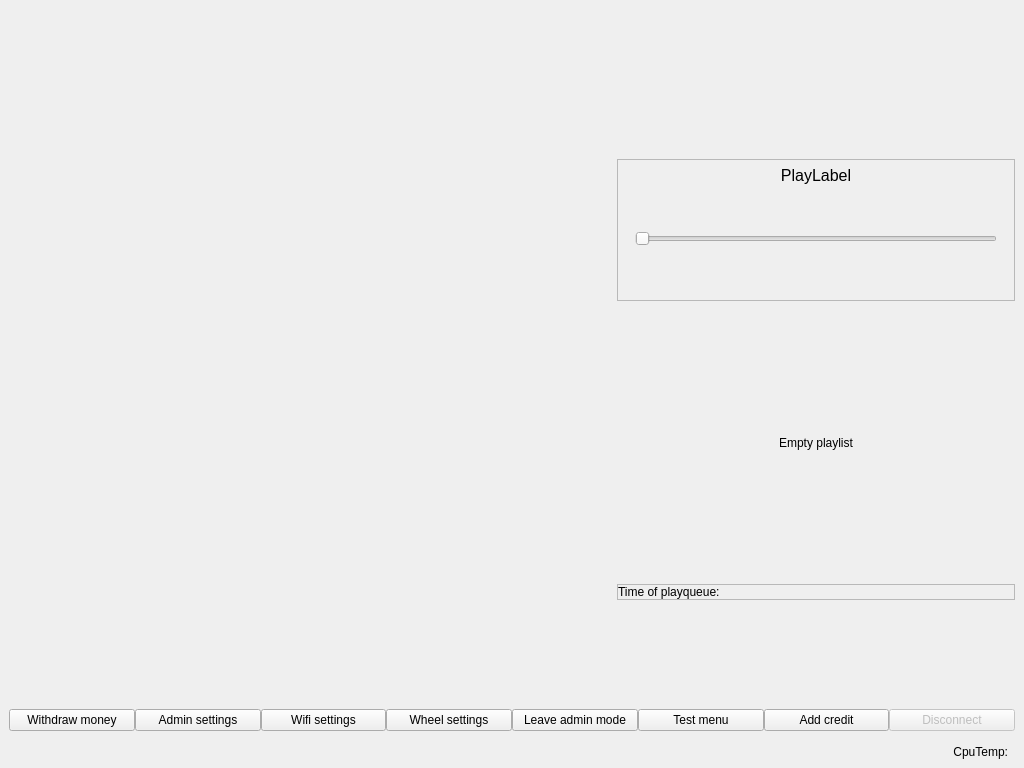
This is blue-app/ui/MainWindow.ui in matus-u/sz-bluetooth as Qt 5 draws it before an edit. The edited form follows.
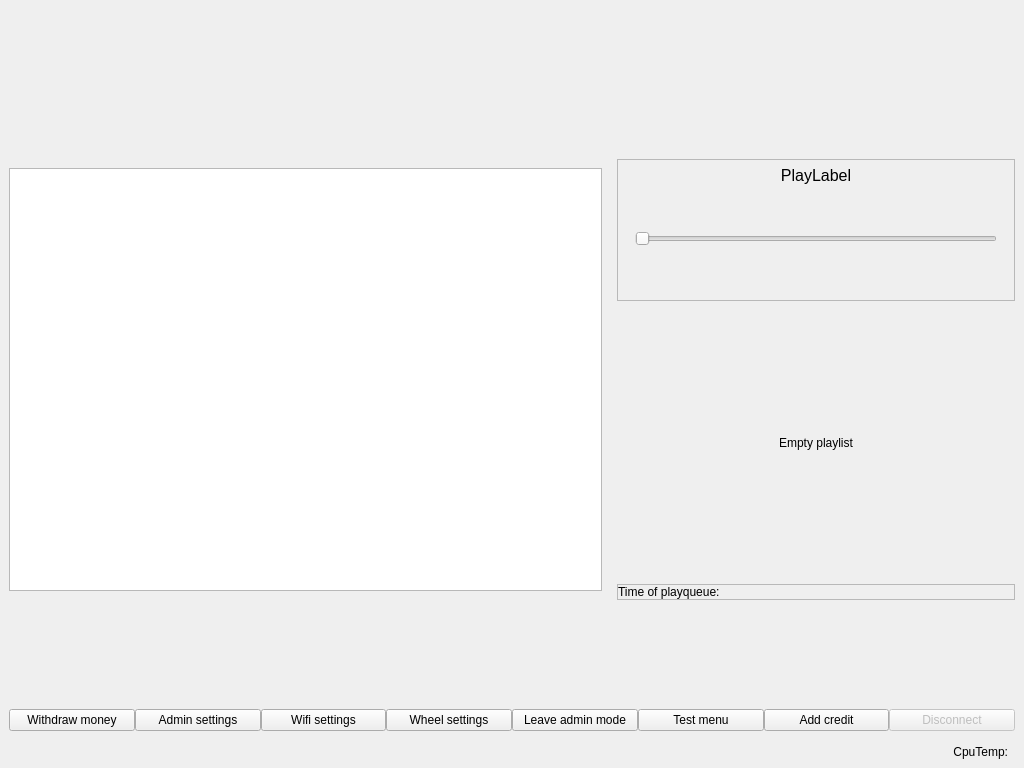
This is the edited form. The open tabs and pages were chosen to show the change.

Commit message: add bluetooth selection signals

Patch:
```diff
--- a/blue-app/ui/MainWindow.ui
+++ b/blue-app/ui/MainWindow.ui
@@ -312,7 +312,13 @@
             </item>
            </layout>
           </widget>
-          <widget class="QWidget" name="stackedWidgetPage1"/>
+          <widget class="QWidget" name="stackedWidgetPage1">
+           <layout class="QVBoxLayout" name="verticalLayout_11">
+            <item>
+             <widget class="QTextBrowser" name="textBrowser"/>
+            </item>
+           </layout>
+          </widget>
           <widget class="QWidget" name="stackedWidgetPage2">
            <layout class="QVBoxLayout" name="verticalLayout_5">
             <item>
```
The commit also changes 2 other files.
